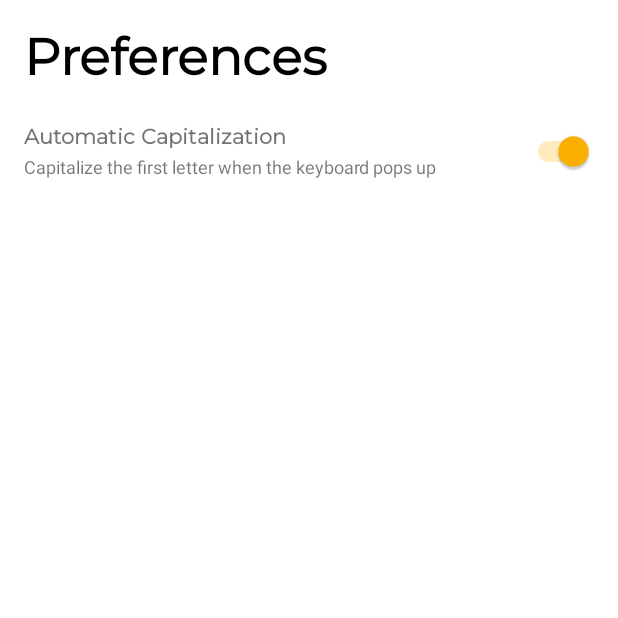
After one commit to isaacy2012/Sunset, an Android app: the SettingsActivity screen opened directly, with no data from a screen before it, on a phone screen of 412 x 824 dp, the top half of it. The commit adds this screen. Run offline under Robolectric (Android 15) with nearby library versions, the phone set to English and light mode, and no system bars.

Commit message:
Added preferences pane to change if keyboard is capitalized

```diff
--- /dev/null
+++ b/sunset/app/src/main/java/com/innerCat/sunset/activities/SettingsActivity.java
@@ -0,0 +1,42 @@
+package com.innerCat.sunset.activities;
+
+import android.content.Context;
+import android.content.SharedPreferences;
+import android.os.Bundle;
+import android.widget.Switch;
+
+import androidx.appcompat.app.AppCompatActivity;
+
+import com.innerCat.sunset.R;
+
+public class SettingsActivity extends AppCompatActivity {
+
+    SharedPreferences sharedPreferences;
+
+    @Override
+    protected void onCreate( Bundle savedInstanceState ) {
+        super.onCreate(savedInstanceState);
+        setContentView(R.layout.activity_settings);
+
+        sharedPreferences = getSharedPreferences("preferences", Context.MODE_PRIVATE);
+
+        Switch capitalizationSwitch = findViewById(R.id.capitalizationSwitch);
+        if (sharedPreferences.getBoolean("capitalization", true) == true) {
+            capitalizationSwitch.setChecked(true);
+        } else {
+            capitalizationSwitch.setChecked(false);
+        }
+
+        capitalizationSwitch.setOnCheckedChangeListener(( buttonView, isChecked ) -> {
+            final SharedPreferences.Editor editor = sharedPreferences.edit();
+            if (isChecked == true) {
+                editor.putBoolean("capitalization", true);
+            } else {
+                editor.putBoolean("capitalization", false);
+            }
+            editor.apply();
+        });
+
+    }
+
+}
--- a/sunset/app/src/main/java/com/innerCat/sunset/widgets/DataProvider.java
+++ b/sunset/app/src/main/java/com/innerCat/sunset/widgets/DataProvider.java
@@ -3,7 +3,6 @@ package com.innerCat.sunset.widgets;
 import android.content.Context;
 import android.content.Intent;
 import android.graphics.Color;
-import android.text.Spannable;
 import android.text.SpannableString;
 import android.text.SpannableStringBuilder;
 import android.text.style.ForegroundColorSpan;
@@ -18,7 +17,6 @@ import com.innerCat.sunset.room.TaskDatabase;
 
 import java.time.LocalDate;
 import java.util.ArrayList;
-import java.util.Collections;
 import java.util.List;
 
 import static java.time.temporal.ChronoUnit.DAYS;
--- /dev/null
+++ b/sunset/app/src/main/res/layout/activity_settings.xml
@@ -0,0 +1,80 @@
+<?xml version="1.0" encoding="utf-8"?>
+<androidx.constraintlayout.widget.ConstraintLayout xmlns:android="http://schemas.android.com/apk/res/android"
+        xmlns:tools="http://schemas.android.com/tools"
+        xmlns:app="http://schemas.android.com/apk/res-auto"
+        android:layout_width="match_parent"
+        android:layout_height="match_parent"
+        tools:context=".activities.SettingsActivity">
+
+    <ScrollView
+            android:layout_width="match_parent"
+            android:layout_height="match_parent"
+            app:layout_constraintTop_toTopOf="parent"
+            app:layout_constraintEnd_toEndOf="parent"
+            app:layout_constraintStart_toStartOf="parent"
+            app:layout_constraintBottom_toBottomOf="parent"
+            app:layout_constraintHorizontal_bias="0.0"
+            app:layout_constraintVertical_bias="0.0">
+
+        <LinearLayout
+                android:layout_width="match_parent"
+                android:layout_height="wrap_content"
+                android:orientation="vertical">
+
+            <TextView
+                    android:text="Preferences"
+                    android:layout_width="wrap_content"
+                    android:layout_height="wrap_content"
+                    android:layout_marginStart="16dp"
+                    android:layout_marginTop="16dp"
+                    android:textAppearance="@style/TextAppearance.AppCompat.Display1"
+                    android:fontFamily="@font/montserrat"
+                    android:textAllCaps="false"
+                    style="@style/TextColor"
+                    android:textStyle="bold" />
+
+            <LinearLayout
+                    android:orientation="horizontal"
+                    android:layout_width="match_parent"
+                    android:layout_height="match_parent"
+                    android:layout_marginHorizontal="16dp"
+                    android:gravity="center_vertical"
+                    android:layout_marginVertical="16dp">
+
+                <LinearLayout
+                        android:orientation="vertical"
+                        android:layout_width="match_parent"
+                        android:layout_height="wrap_content"
+                        android:layout_weight="1">
+
+                    <TextView
+                            android:text="Automatic Capitalization"
+                            android:layout_width="wrap_content"
+                            android:layout_height="wrap_content"
+                            android:layout_weight="1"
+                            android:minHeight="0dp"
+                            android:fontFamily="@font/montserrat"
+                            android:textStyle="bold" />
+
+                    <TextView
+                            android:text="Capitalize the first letter when the keyboard pops up"
+                            android:layout_width="wrap_content"
+                            android:layout_height="wrap_content"
+                            android:layout_weight="1"
+                            android:minHeight="0dp"
+                            android:textSize="12sp" />
+                </LinearLayout>
+
+                <Switch
+                        android:text="Switch"
+                        android:layout_width="wrap_content"
+                        android:layout_height="match_parent"
+                        android:id="@+id/capitalizationSwitch"
+                        android:layout_weight="1"
+                        android:paddingLeft="16dp" />
+            </LinearLayout>
+
+        </LinearLayout>
+    </ScrollView>
+
+</androidx.constraintlayout.widget.ConstraintLayout>
--- a/sunset/app/src/main/res/layout/list_item_archive.xml
+++ b/sunset/app/src/main/res/layout/list_item_archive.xml
@@ -47,7 +47,8 @@
                     android:layout_width="wrap_content"
                     android:layout_height="wrap_content"
                     android:id="@+id/replayTextView"
-                    android:visibility="visible" />
+                    android:visibility="visible"
+                    android:fontFamily="sans-serif-medium" />
         </LinearLayout>
 
         <ImageButton
--- a/sunset/app/src/main/res/layout/list_item_widget.xml
+++ b/sunset/app/src/main/res/layout/list_item_widget.xml
@@ -11,4 +11,4 @@
         android:textColor="@color/black"
         android:textSize="16sp"
         android:paddingBottom="1dp"
-        android:hyphenationFrequency="normal" />
+        android:hyphenationFrequency="full" />
```
Also changed, not shown: sunset/app/src/main/AndroidManifest.xml (+7 -4 lines), sunset/app/src/main/java/com/innerCat/sunset/activities/ArchiveActivity.java (+11 -3 lines), sunset/app/src/main/java/com/innerCat/sunset/activities/MainActivity.java (+10 -9 lines), sunset/app/src/main/res/drawable/ic_baseline_settings_24.xml (added, +10 -0 lines), sunset/app/src/main/res/layout/activity_archive.xml (+19 -2 lines), sunset/app/src/main/res/layout/activity_main.xml (+5 -3 lines).
